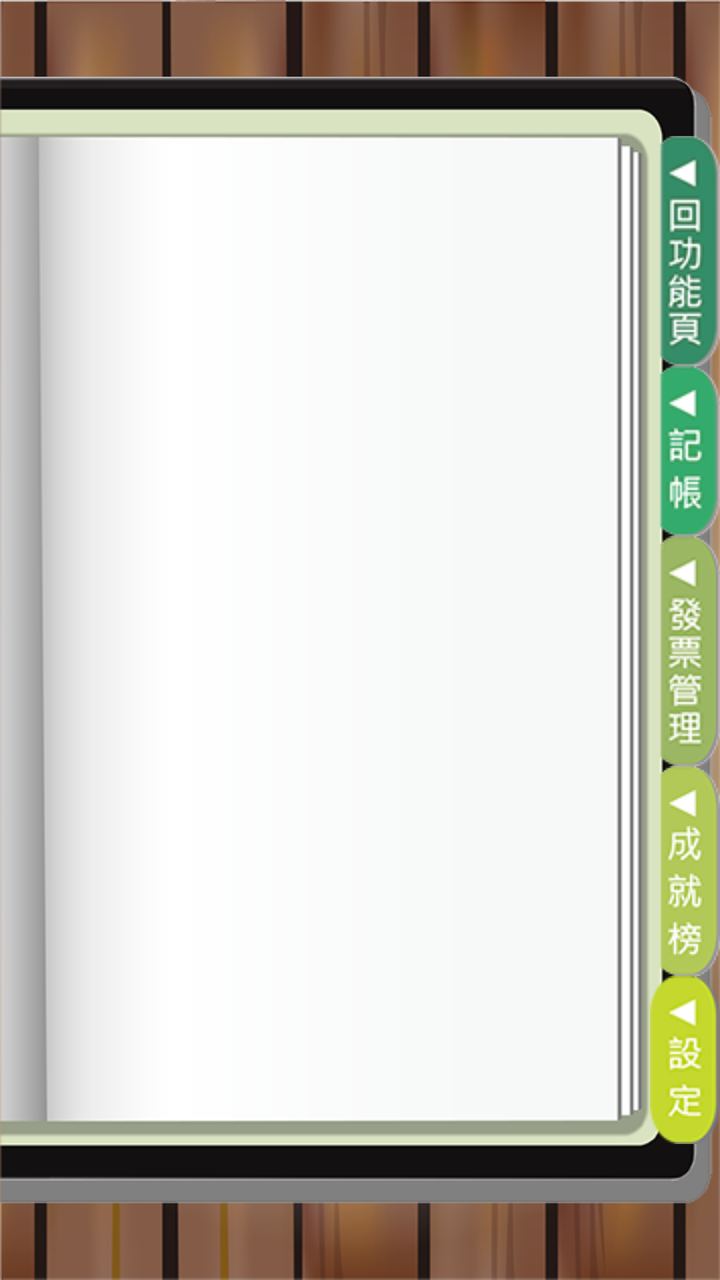
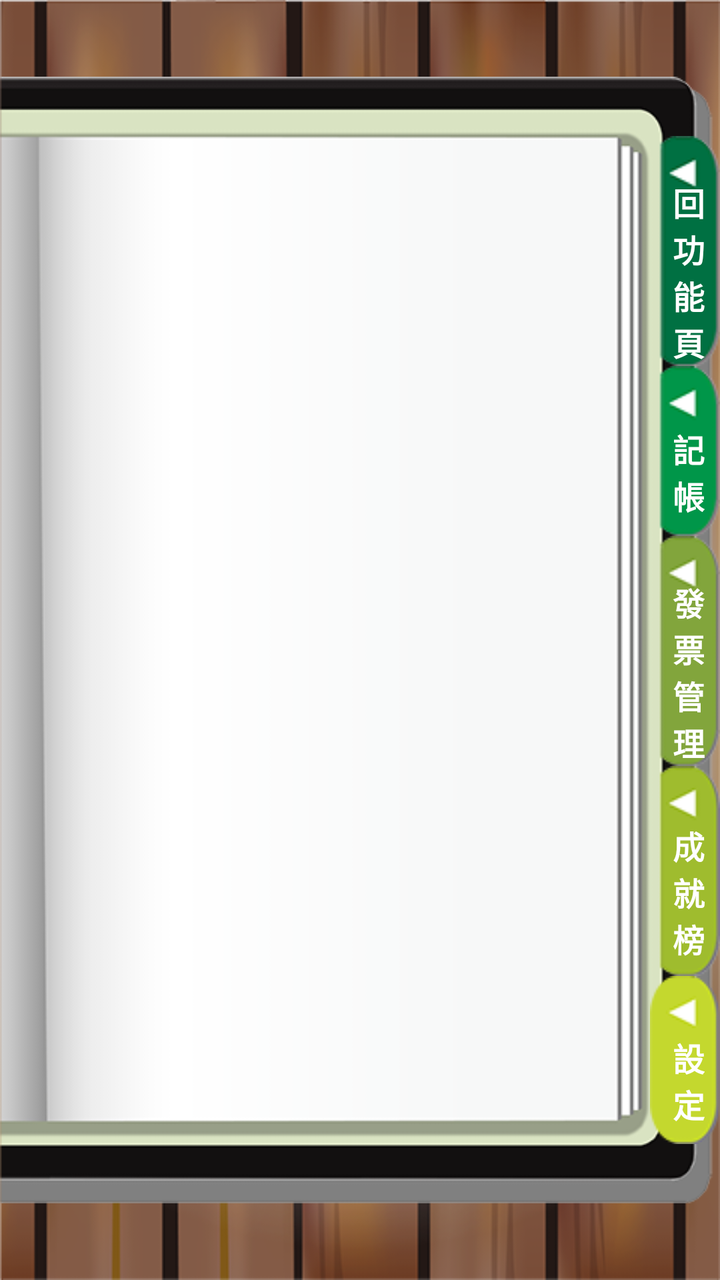

Before-and-after screenshots of an Android layout around one commit, followed by the original layout XML and the change that was made.
<!-- AndroidManifest.xml: application theme AppTheme -->
<!-- res/layout/activity_settings.xml -->
<RelativeLayout xmlns:android="http://schemas.android.com/apk/res/android"
    xmlns:tools="http://schemas.android.com/tools"
    android:layout_width="match_parent"
    android:layout_height="match_parent"
    android:background="@drawable/bg_wood"
    tools:context=".MainActivity" >

    <ImageView
        android:id="@+id/imageView1"
        android:layout_width="match_parent"
        android:layout_height="match_parent"
        android:layout_alignParentLeft="true"
        android:src="@drawable/bg_book" />

    <LinearLayout
        android:layout_width="match_parent"
        android:layout_height="wrap_content"
        android:layout_centerInParent="true"
        android:gravity="right"
        android:orientation="vertical" >

        <ImageButton
            android:id="@+id/imageButton1"
            android:layout_width="wrap_content"
            android:layout_height="wrap_content"
            android:background="@color/transparent"
            android:src="@drawable/btn_backfunc" />

        <ImageButton
            android:id="@+id/imageButton2"
            android:layout_width="wrap_content"
            android:layout_height="wrap_content"
            android:background="@color/transparent"
            android:src="@drawable/btn_account" />

        <ImageButton
            android:id="@+id/imageButton3"
            android:layout_width="wrap_content"
            android:layout_height="wrap_content"
            android:background="@color/transparent"
            android:src="@drawable/btn_manager" />

        <ImageButton
            android:id="@+id/imageButton4"
            android:layout_width="wrap_content"
            android:layout_height="wrap_content"
            android:background="@color/transparent"
            android:src="@drawable/btn_social" />

        <ImageButton
            android:id="@+id/imageButton5"
            android:layout_width="wrap_content"
            android:layout_height="wrap_content"
            android:background="@color/transparent"
            android:src="@drawable/main_setting" />

    </LinearLayout>
    

</RelativeLayout>
<!-- resources referenced by this layout -->
<resources>
  <color name="transparent">#00000000</color>
  <!-- drawable bg_book: png bitmap (drawable-mdpi, 14514 bytes) -->
  <!-- drawable bg_wood: png bitmap (drawable-mdpi, 216225 bytes) -->
  <!-- drawable btn_account: png bitmap (drawable-mdpi, 6640 bytes) -->
  <!-- drawable btn_backfunc: png bitmap (drawable-mdpi, 8297 bytes) -->
  <!-- drawable btn_manager: png bitmap (drawable-mdpi, 9070 bytes) -->
  <!-- drawable btn_social: png bitmap (drawable-mdpi, 7504 bytes) -->
  <!-- drawable main_setting: png bitmap (drawable-mdpi, 6569 bytes) -->
  <style name="AppTheme" parent="AppBaseTheme">
          
      </style>
  <style name="AppBaseTheme" parent="android:Theme.Light">
  	    <item name="android:windowNoTitle">true</item>
          
      </style>
</resources>

<!-- the commit's change to res/layout/activity_settings.xml (unified diff, before → after) -->
@@ -19,40 +19,125 @@
         android:gravity="right"
         android:orientation="vertical" >
 
-        <ImageButton
-            android:id="@+id/imageButton1"
+        <RelativeLayout
             android:layout_width="wrap_content"
-            android:layout_height="wrap_content"
-            android:background="@color/transparent"
-            android:src="@drawable/btn_backfunc" />
+            android:layout_height="wrap_content" >
 
-        <ImageButton
-            android:id="@+id/imageButton2"
+            <ImageButton
+                android:id="@+id/imageButton1"
+                android:layout_width="wrap_content"
+                android:layout_height="wrap_content"
+                android:background="@color/transparent"
+                android:src="@drawable/btn_backfunc" />
+
+            <TextView
+                android:id="@+id/textView1"
+                android:layout_width="wrap_content"
+                android:layout_height="wrap_content"
+                android:layout_centerInParent="true"
+                android:text="\n 回\n 功\n 能\n 頁"
+                android:textColor="#ffffff"
+                android:textSize="16sp"
+                android:textStyle="bold"
+                android:visibility="visible" />
+
+        </RelativeLayout>
+
+        <RelativeLayout
             android:layout_width="wrap_content"
-            android:layout_height="wrap_content"
-            android:background="@color/transparent"
-            android:src="@drawable/btn_account" />
+            android:layout_height="wrap_content" >
 
-        <ImageButton
-            android:id="@+id/imageButton3"
+            <ImageButton
+                android:id="@+id/imageButton2"
+                android:layout_width="wrap_content"
+                android:layout_height="wrap_content"
+                android:background="@color/transparent"
+                android:src="@drawable/btn_account" />
+
+            <TextView
+                android:id="@+id/textView2"
+                android:layout_width="wrap_content"
+                android:layout_height="wrap_content"
+                android:layout_centerInParent="true"
+                android:text="\n 記\n 帳"
+                android:textColor="#ffffff"
+                android:textSize="16sp"
+                android:textStyle="bold"
+                android:visibility="visible" />
+
+        </RelativeLayout>
+
+        <RelativeLayout
             android:layout_width="wrap_content"
-            android:layout_height="wrap_content"
-            android:background="@color/transparent"
-            android:src="@drawable/btn_manager" />
+            android:layout_height="wrap_content" >
 
-        <ImageButton
-            android:id="@+id/imageButton4"
+            <ImageButton
+                android:id="@+id/imageButton3"
+                android:layout_width="wrap_content"
+                android:layout_height="wrap_content"
+                android:background="@color/transparent"
+                android:src="@drawable/btn_manager" />
+
+            <TextView
+                android:id="@+id/textView3"
+                android:layout_width="wrap_content"
+                android:layout_height="wrap_content"
+                android:layout_centerInParent="true"
+                android:text="\n 發\n 票\n 管\n 理"
+                android:textColor="#ffffff"
+                android:textSize="16sp"
+                android:textStyle="bold"
+                android:visibility="visible" />
+
+        </RelativeLayout>
+
+        <RelativeLayout
             android:layout_width="wrap_content"
-            android:layout_height="wrap_content"
-            android:background="@color/transparent"
-            android:src="@drawable/btn_social" />
+            android:layout_height="wrap_content" >
 
-        <ImageButton
-            android:id="@+id/imageButton5"
+            <ImageButton
+                android:id="@+id/imageButton4"
+                android:layout_width="wrap_content"
+                android:layout_height="wrap_content"
+                android:background="@color/transparent"
+                android:src="@drawable/btn_social" />
+
+            <TextView
+                android:id="@+id/textView4"
+                android:layout_width="wrap_content"
+                android:layout_height="wrap_content"
+                android:layout_centerInParent="true"
+                android:text="\n 成\n 就\n 榜"
+                android:textColor="#ffffff"
+                android:textSize="16sp"
+                android:textStyle="bold"
+                android:visibility="visible" />
+
+        </RelativeLayout>
+
+        <RelativeLayout
             android:layout_width="wrap_content"
-            android:layout_height="wrap_content"
-            android:background="@color/transparent"
-            android:src="@drawable/main_setting" />
+            android:layout_height="wrap_content" >
+
+            <ImageButton
+                android:id="@+id/imageButton5"
+                android:layout_width="wrap_content"
+                android:layout_height="wrap_content"
+                android:background="@color/transparent"
+                android:src="@drawable/main_setting" />
+
+            <TextView
+                android:id="@+id/textView5"
+                android:layout_width="wrap_content"
+                android:layout_height="wrap_content"
+                android:layout_centerInParent="true"
+                android:text="\n 設\n 定"
+                android:textColor="#ffffff"
+                android:textSize="16sp"
+                android:textStyle="bold"
+                android:visibility="visible" />
+
+        </RelativeLayout>
 
     </LinearLayout>
     
<!-- resource entries referenced after the edit -->
@@ -3,11 +3,11 @@
   <color name="transparent">#00000000</color>
   <!-- drawable bg_book: png bitmap (drawable-mdpi, 14514 bytes) -->
   <!-- drawable bg_wood: png bitmap (drawable-mdpi, 216225 bytes) -->
-  <!-- drawable btn_account: png bitmap (drawable-mdpi, 6640 bytes) -->
-  <!-- drawable btn_backfunc: png bitmap (drawable-mdpi, 8297 bytes) -->
-  <!-- drawable btn_manager: png bitmap (drawable-mdpi, 9070 bytes) -->
-  <!-- drawable btn_social: png bitmap (drawable-mdpi, 7504 bytes) -->
-  <!-- drawable main_setting: png bitmap (drawable-mdpi, 6569 bytes) -->
+  <!-- drawable btn_account: png bitmap (drawable-mdpi, 4446 bytes) -->
+  <!-- drawable btn_backfunc: png bitmap (drawable-mdpi, 4521 bytes) -->
+  <!-- drawable btn_manager: png bitmap (drawable-mdpi, 4517 bytes) -->
+  <!-- drawable btn_social: png bitmap (drawable-mdpi, 4511 bytes) -->
+  <!-- drawable main_setting: png bitmap (drawable-mdpi, 4263 bytes) -->
   <style name="AppTheme" parent="AppBaseTheme">
           
       </style>
